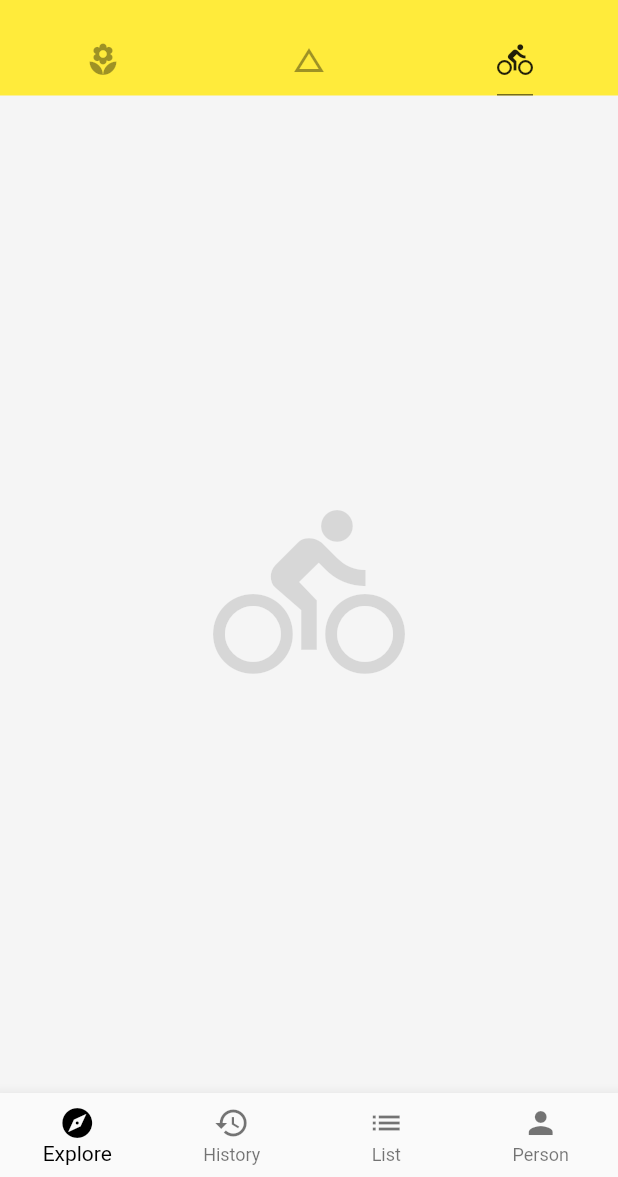
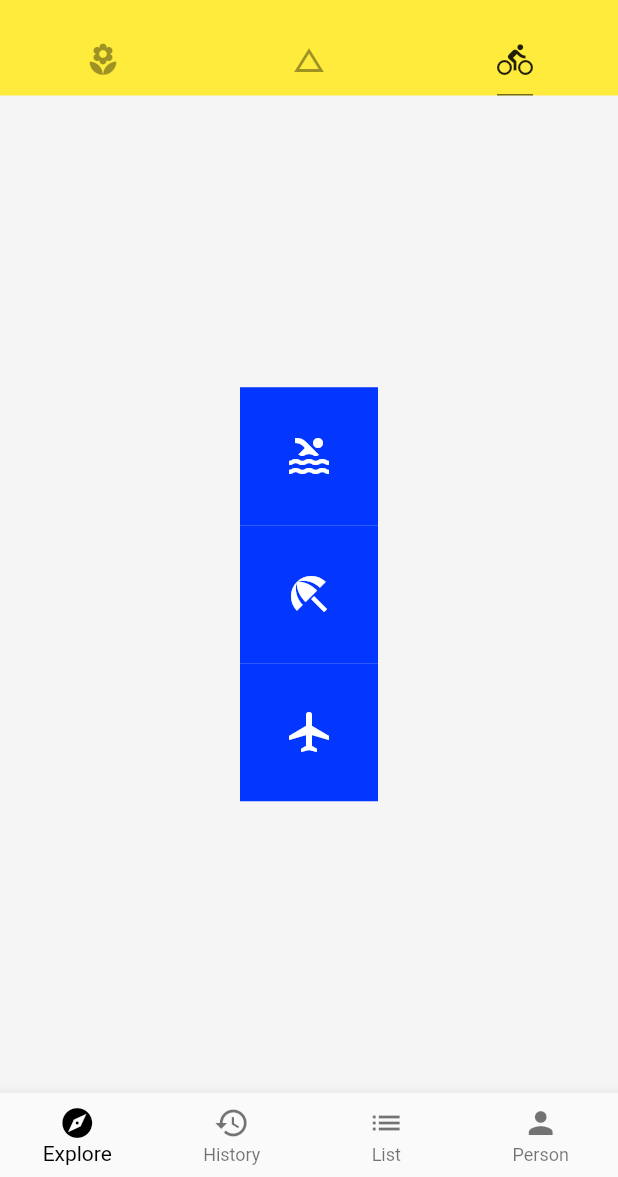
Before and after one commit to Saber-tgb/Flutter-store, a Flutter app: the screen it shows after launch, tab 3 chosen, on a phone screen of 412 x 824 dp, the part 59-1236 px from its top. Run offline on Flutter 3.47's test engine with Material 2 defaults, Android fonts, the phone set to English and light mode, and no system bars; network calls fail.

Commit message:
feat: Row和Column的使用

```diff
--- /dev/null
+++ b/lib/demo/layout_demo.dart
@@ -0,0 +1,32 @@
+import 'package:flutter/material.dart';
+
+class LayoutDemo extends StatelessWidget {
+  @override
+  Widget build(BuildContext context) {
+    return Column(
+      mainAxisAlignment: MainAxisAlignment.center,
+      // crossAxisAlignment: CrossAxisAlignment.start,
+      children: <Widget>[
+        IconBadge(Icons.pool),
+        IconBadge(Icons.beach_access),
+        IconBadge(Icons.airplanemode_active),
+      ],
+    );
+  }
+}
+
+class IconBadge extends StatelessWidget {
+  final IconData icon;
+  final double size;
+
+  IconBadge(this.icon, {this.size = 32.0});
+  @override
+  Widget build(BuildContext context) {
+    return Container(
+      child: Icon(icon, size: size, color: Colors.white),
+      width: size + 60,
+      height: size + 60,
+      color: Color.fromRGBO(3, 54, 255, 1.0),
+    );
+  }
+}
--- a/lib/main.dart
+++ b/lib/main.dart
@@ -3,13 +3,14 @@
  * @Author: tgb
  * @Date: 2019-06-30 16:47:46
  * @LastEditors: tgb
- * @LastEditTime: 2019-07-04 21:44:17
+ * @LastEditTime: 2019-07-06 22:17:32
  */
 import 'package:flutter/material.dart';
 import './demo/drawer_demo.dart';
 import './demo/bottom_navigation_bar_demo.dart';
 import './demo/listview_demo.dart';
 import './demo/basic_demo.dart';
+import './demo/layout_demo.dart';
 
 void main() {
   runApp(new MyApp());
@@ -72,7 +73,7 @@ class Home extends StatelessWidget {
           children: <Widget>[
             ListViewDemo(),
             BasicDemo(),
-            Icon(Icons.directions_bike, size: 128.0, color: Colors.black12),
+            LayoutDemo(),
           ],
         ),
         // 抽屉部件
```
Also changed, not shown: lib/demo/basic_demo.dart (+8 -0 lines), lib/demo/bottom_navigation_bar_demo.dart (+7 -0 lines), lib/demo/drawer_demo.dart (+7 -0 lines).
